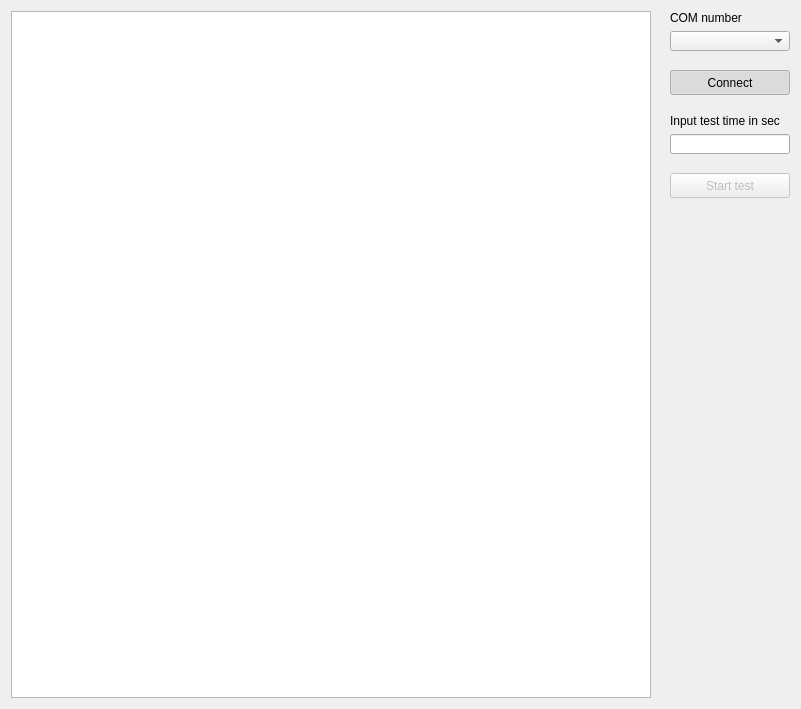
Qt form widget.ui (TamaraSoloveva/DvigMon) before a commit.
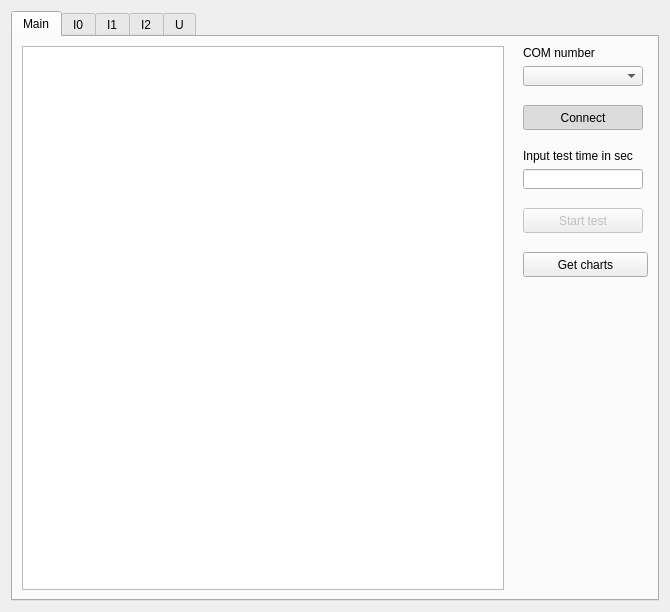
The same form after that commit.

Commit message: добавлены вкладки, вторая кнопка на главной вкладке, графики неработают

```diff
--- a/widget.ui
+++ b/widget.ui
@@ -6,15 +6,23 @@
    <rect>
     <x>0</x>
     <y>0</y>
-    <width>801</width>
-    <height>709</height>
+    <width>670</width>
+    <height>612</height>
    </rect>
   </property>
   <property name="windowTitle">
    <string>Widget</string>
   </property>
-  <layout class="QGridLayout" name="gridLayout">
+  <layout class="QGridLayout" name="gridLayout_2">
    <item row="0" column="0">
+    <widget class="QTabWidget" name="tabWidget">
+     <property name="currentIndex">
+      <number>0</number>
+     </property>
+     <widget class="QWidget" name="tab">
+      <attribute name="title">
+       <string>Main</string>
+      </attribute>
     <layout class="QHBoxLayout" name="horizontalLayout">
      <item>
       <widget class="QTextEdit" name="textEdit">
@@ -206,6 +214,41 @@
          </property>
         </widget>
        </item>
+         <item>
+          <spacer name="verticalSpacer_4">
+           <property name="orientation">
+            <enum>Qt::Vertical</enum>
+           </property>
+           <property name="sizeType">
+            <enum>QSizePolicy::Fixed</enum>
+           </property>
+           <property name="sizeHint" stdset="0">
+            <size>
+             <width>20</width>
+             <height>13</height>
+            </size>
+           </property>
+          </spacer>
+         </item>
+         <item>
+          <widget class="QPushButton" name="pushButton_3">
+           <property name="minimumSize">
+            <size>
+             <width>125</width>
+             <height>25</height>
+            </size>
+           </property>
+           <property name="maximumSize">
+            <size>
+             <width>125</width>
+             <height>25</height>
+            </size>
+           </property>
+           <property name="text">
+            <string>Get charts</string>
+           </property>
+          </widget>
+         </item>
        <item>
         <spacer name="verticalSpacer">
          <property name="orientation">
@@ -222,12 +265,29 @@
       </layout>
      </item>
     </layout>
-   </item>
-   <item row="1" column="0">
-    <layout class="QHBoxLayout" name="horizontalLayout_2"/>
-   </item>
-   <item row="2" column="0">
-    <layout class="QHBoxLayout" name="horizontalLayout_3"/>
+     </widget>
+     <widget class="QWidget" name="tab_4">
+      <attribute name="title">
+       <string>I0</string>
+      </attribute>
+      <layout class="QGridLayout" name="gridLayout"/>
+     </widget>
+     <widget class="QWidget" name="tab_5">
+      <attribute name="title">
+       <string>I1</string>
+      </attribute>
+     </widget>
+     <widget class="QWidget" name="tab_3">
+      <attribute name="title">
+       <string>I2</string>
+      </attribute>
+     </widget>
+     <widget class="QWidget" name="tab_2">
+      <attribute name="title">
+       <string>U</string>
+      </attribute>
+     </widget>
+    </widget>
    </item>
   </layout>
  </widget>
```
Lines whose indentation alone changed are shown as unchanged. The commit also changes 3 other files.
